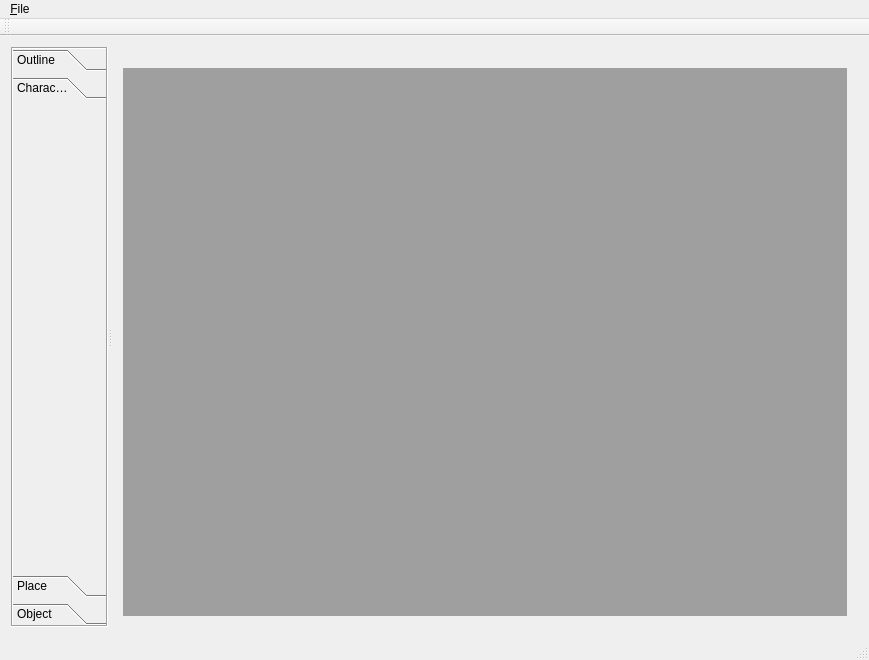
The window that cmainwindow.ui (birkeh/qtStoryWriter) describes before a commit, drawn with Qt 5.
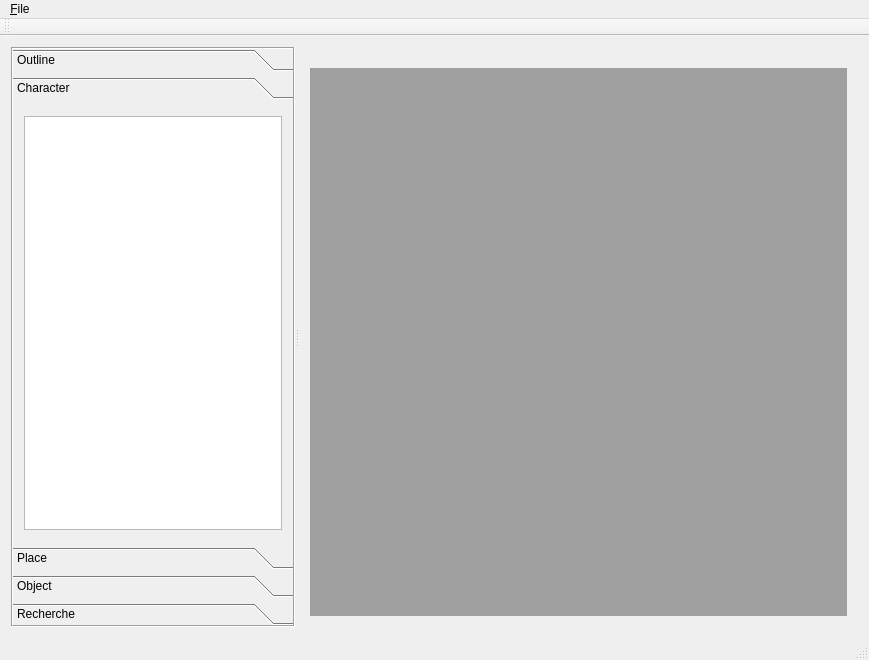
The same window after the commit. The open tabs and pages were chosen to show the change.

What changed in the file:
```diff
--- a/cmainwindow.ui
+++ b/cmainwindow.ui
@@ -69,13 +69,34 @@
          <rect>
           <x>0</x>
           <y>0</y>
-          <width>147</width>
-          <height>477</height>
+          <width>89</width>
+          <height>433</height>
          </rect>
         </property>
         <attribute name="label">
          <string>Character</string>
         </attribute>
+        <layout class="QGridLayout" name="gridLayout_4">
+         <item row="0" column="0">
+          <widget class="QTreeView" name="m_lpCharacterList">
+           <property name="editTriggers">
+            <set>QAbstractItemView::NoEditTriggers</set>
+           </property>
+           <property name="rootIsDecorated">
+            <bool>true</bool>
+           </property>
+           <property name="animated">
+            <bool>true</bool>
+           </property>
+           <attribute name="headerVisible">
+            <bool>false</bool>
+           </attribute>
+           <attribute name="headerStretchLastSection">
+            <bool>true</bool>
+           </attribute>
+          </widget>
+         </item>
+        </layout>
        </widget>
        <widget class="QWidget" name="m_lpMainToolBoxPlace">
         <property name="geometry">
@@ -104,6 +125,11 @@
         </attribute>
         <layout class="QGridLayout" name="gridLayout_2"/>
        </widget>
+       <widget class="QWidget" name="m_lpMainToolBoxRecherche">
+        <attribute name="label">
+         <string>Recherche</string>
+        </attribute>
+       </widget>
       </widget>
       <widget class="QWidget" name="layoutWidget">
        <layout class="QVBoxLayout" name="verticalLayout" stretch="0,99999">
```
Left out of the diff: 16 changed lines with no effect on the pictures.
